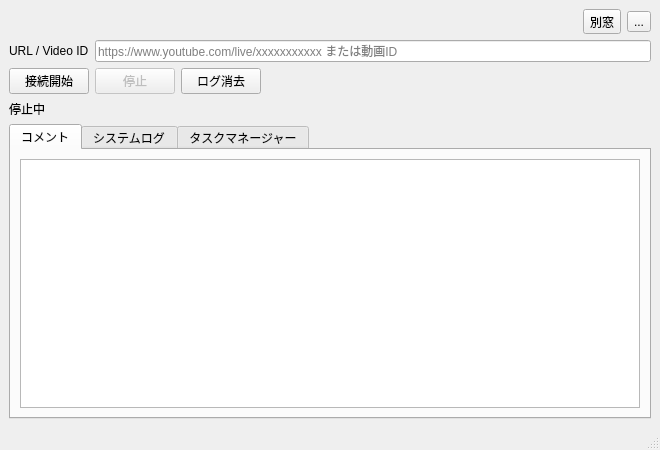
Qt form ui/main_window.ui (Ikumyon/LiveVoiceBridge) before a commit.
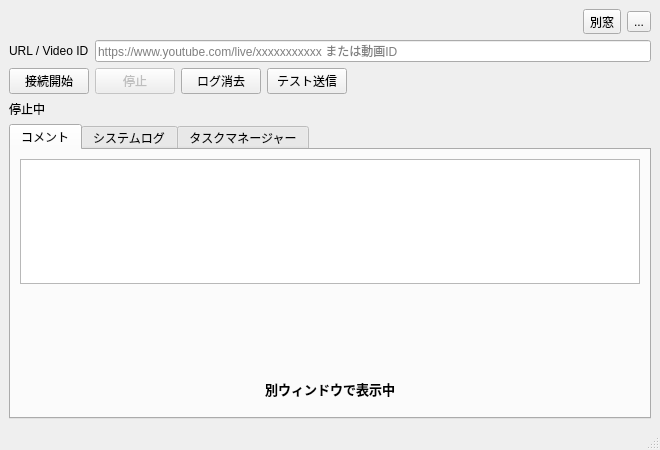
The same form after that commit.

What changed in the file:
```diff
--- a/ui/main_window.ui
+++ b/ui/main_window.ui
@@ -99,6 +99,16 @@
         </property>
        </widget>
       </item>
+      <item>
+       <widget class="QPushButton" name="testCommentButton">
+        <property name="visible">
+         <bool>false</bool>
+        </property>
+        <property name="text">
+         <string>テスト送信</string>
+        </property>
+       </widget>
+      </item>
       <item>
        <spacer name="buttonSpacer">
         <property name="orientation">
@@ -134,6 +144,44 @@
         <item>
           <widget class="QListWidget" name="commentListWidget"/>
         </item>
+        <item>
+         <widget class="QWidget" name="commentPopoutPlaceholder">
+          <property name="visible">
+           <bool>false</bool>
+          </property>
+          <layout class="QVBoxLayout" name="commentPopoutPlaceholderLayout">
+           <property name="alignment">
+            <set>Qt::AlignmentFlag::AlignCenter</set>
+           </property>
+           <item>
+            <widget class="QLabel" name="commentPopoutIconLabel">
+             <property name="minimumSize">
+              <size><width>64</width><height>64</height></size>
+             </property>
+             <property name="maximumSize">
+              <size><width>64</width><height>64</height></size>
+             </property>
+             <property name="alignment">
+              <set>Qt::AlignmentFlag::AlignCenter</set>
+             </property>
+            </widget>
+           </item>
+           <item>
+            <widget class="QLabel" name="commentPopoutTextLabel">
+             <property name="styleSheet">
+              <string notr="true">color: palette(text); font-size: 13px; font-weight: bold; margin-top: 10px;</string>
+             </property>
+             <property name="text">
+              <string>別ウィンドウで表示中</string>
+             </property>
+             <property name="alignment">
+              <set>Qt::AlignmentFlag::AlignCenter</set>
+             </property>
+            </widget>
+           </item>
+          </layout>
+         </widget>
+        </item>
        </layout>
       </widget>
       <widget class="QWidget" name="logTab">
```
